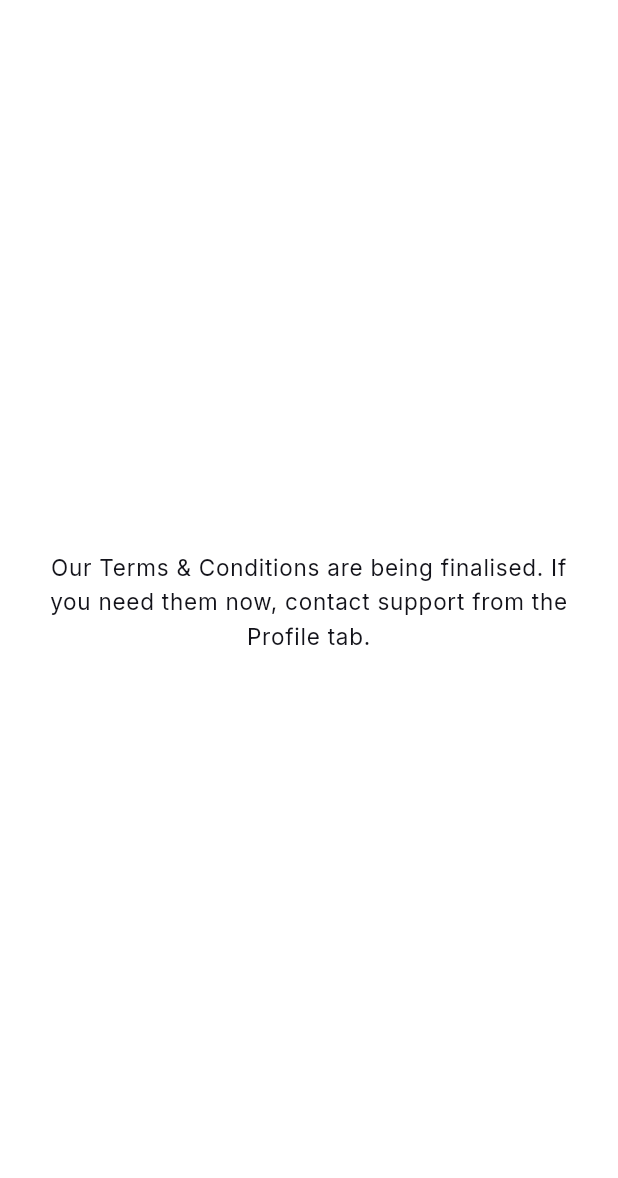
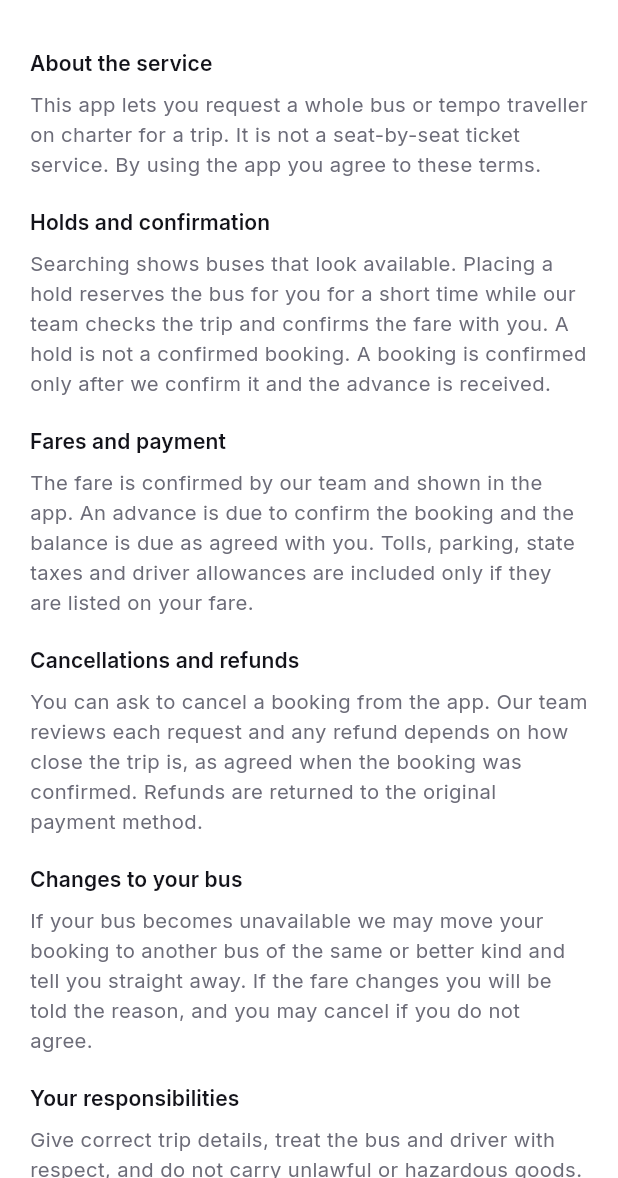
Before and after one commit to computer-forest/driveon_bus_booking, a Flutter app: the TermsPrivacyScreen screen opened directly, on a phone screen of 412 x 824 dp, the part 58-1236 px from its top. Run offline on Flutter 3.47's test engine with Material 3 defaults, Android fonts, the phone set to English and light mode, and no system bars; our stand-ins replace cached_network_image, cloud_firestore, cloud_functions, firebase_auth, firebase_core, firebase_crashlytics and 9 more; missing offline and left inert: sendotp_flutter_sdk; accounts and stored records are empty.

Commit message:
Client decisions: support number, basic terms and privacy, buffers do not block

```diff
--- a/lib/data/availability.dart
+++ b/lib/data/availability.dart
@@ -65,8 +65,8 @@ Iterable<DateTime> daysTouched(DateTime start, DateTime end) sync* {
 /// return drop, so checking [start]..[end] already covers the idle days.
 ///
 /// [bufferBefore] and [bufferAfter] widen every existing booking, so a bus
-/// is not offered too close to another trip. Both default to zero because
-/// whether buffers should block a bus is still an open client question.
+/// is not offered too close to another trip. Both default to zero: the client
+/// decided buffers do not block a bus, and staff check each booking by hand.
 bool isBusFree(
   BusRecord bus,
   DateTime start,
--- /dev/null
+++ b/lib/data/legal_defaults.dart
@@ -0,0 +1,100 @@
+import 'models.dart';
+
+/// Basic Terms & Conditions and Privacy Policy shown until staff save their
+/// own wording from the app (Configuration). Deliberately general: it states
+/// how the service works without promising figures that staff control.
+const Map<LegalKind, List<LegalSection>> legalDefaults = {
+  LegalKind.terms: [
+    LegalSection(
+      heading: 'About the service',
+      body:
+          'This app lets you request a whole bus or tempo traveller on charter for a trip. '
+          'It is not a seat-by-seat ticket service. By using the app you agree to these terms.',
+    ),
+    LegalSection(
+      heading: 'Holds and confirmation',
+      body:
+          'Searching shows buses that look available. Placing a hold reserves the bus for you for a short time '
+          'while our team checks the trip and confirms the fare with you. A hold is not a confirmed booking. '
+          'A booking is confirmed only after we confirm it and the advance is received.',
+    ),
+    LegalSection(
+      heading: 'Fares and payment',
+      body:
+          'The fare is confirmed by our team and shown in the app. An advance is due to confirm the booking and the '
+          'balance is due as agreed with you. Tolls, parking, state taxes and driver allowances are included only if '
+          'they are listed on your fare.',
+    ),
+    LegalSection(
+      heading: 'Cancellations and refunds',
+      body:
+          'You can ask to cancel a booking from the app. Our team reviews each request and any refund depends on '
+          'how close the trip is, as agreed when the booking was confirmed. Refunds are returned to the original payment method.',
+    ),
+    LegalSection(
+      heading: 'Changes to your bus',
+      body:
+          'If your bus becomes unavailable we may move your booking to another bus of the same or better kind and '
+          'tell you straight away. If the fare changes you will be told the reason, and you may cancel if you do not agree.',
+    ),
+    LegalSection(
+      heading: 'Your responsibilities',
+      body:
+          'Give correct trip details, treat the bus and driver with respect, and do not carry unlawful or hazardous goods. '
+          'You are responsible for damage to the bus caused by you or your group.',
+    ),
+    LegalSection(
+      heading: 'Liability',
+      body:
+          'We take reasonable care in arranging your trip. We are not liable for delays caused by traffic, weather, '
+          'road closures or other events outside our control, to the extent the law allows.',
+    ),
+    LegalSection(
+      heading: 'Contact',
+      body:
+          'For help with a booking, use Call or WhatsApp from Help & support in the Profile tab.',
+    ),
+  ],
+  LegalKind.privacy: [
+    LegalSection(
+      heading: 'What we collect',
+      body:
+          'Your mobile number, your name and email if you give them, your trip details and bookings, ratings you submit, '
+          'and a device token so we can send notifications to your phone.',
+    ),
+    LegalSection(
+      heading: 'Why we use it',
+      body:
+          'To sign you in, find and hold buses, confirm and manage your bookings, send you updates about them, '
+          'and improve the service. We do not sell your information.',
+    ),
+    LegalSection(
+      heading: 'Who sees it',
+      body:
+          'Our staff see your name, number and bookings so they can run your trip. The driver is given only what is '
+          'needed for the trip. We use Google Firebase and an SMS provider to store data and send sign-in codes.',
+    ),
+    LegalSection(
+      heading: 'Notifications',
+      body:
+          'We send booking updates to your phone. You can switch off optional alerts under Profile > Notification preferences.',
+    ),
+    LegalSection(
+      heading: 'Your choices',
+      body:
+          'You can edit your name and email from your profile. You can delete your account from the profile at any time; '
+          'your personal details are then removed and your past bookings are kept without your name or number for our records.',
+    ),
+    LegalSection(
+      heading: 'Security',
+      body:
+          'Your data is held on secured servers and is visible only to you and our staff. No system is perfectly secure, '
+          'so please keep your phone locked.',
+    ),
+    LegalSection(
+      heading: 'Contact',
+      body:
+          'For any privacy question, use Call or WhatsApp from Help & support in the Profile tab.',
+    ),
+  ],
+};
--- a/lib/data/models.dart
+++ b/lib/data/models.dart
@@ -69,8 +69,8 @@ class AppConfig {
     this.preBufferMinutes = 45,
     this.postBufferMinutes = 45,
     this.defaultAdvancePercent = 25,
-    this.supportPhone = '+91 98200 00000',
-    this.whatsappNumber = '+91 98200 00000',
+    this.supportPhone = '+91 99877 74832',
+    this.whatsappNumber = '+91 99877 74832',
     this.capacities = const [17, 20, 27, 30, 35, 40],
   });
 
--- a/lib/features/admin/screens/legal_editor_screen.dart
+++ b/lib/features/admin/screens/legal_editor_screen.dart
@@ -5,6 +5,7 @@ import '../../../core/utils/guarded_write.dart';
 import '../../../core/widgets/app_atoms.dart';
 import '../../../core/widgets/app_buttons.dart';
 import '../../../core/widgets/async_body.dart';
+import '../../../data/legal_defaults.dart';
 import '../../../data/models.dart';
 import '../../../data/providers.dart';
 
@@ -57,7 +58,7 @@ class _Editor extends ConsumerStatefulWidget {
 
 class _EditorState extends ConsumerState<_Editor> {
   late final List<_Draft> _drafts = [
-    for (final s in widget.initial?.sections ?? const <LegalSection>[]) _Draft(heading: s.heading, body: s.body),
+    for (final s in (widget.initial == null || widget.initial!.isEmpty) ? legalDefaults[widget.kind]! : widget.initial!.sections) _Draft(heading: s.heading, body: s.body),
   ];
   bool _saving = false;
 
@@ -106,7 +107,7 @@ class _EditorState extends ConsumerState<_Editor> {
         if (_drafts.isEmpty)
           Padding(
             padding: const EdgeInsets.only(bottom: AppSpacing.lg),
-            child: Text('Nothing here yet. Until you add text, customers are told this is being finalised.', style: textTheme.labelMedium),
+            child: Text('Nothing here. Add a section to write your own wording.', style: textTheme.labelMedium),
           ),
         for (var i = 0; i < _drafts.length; i++) ...[
           AppCard(
--- a/lib/features/admin/screens/masters_config_screen.dart
+++ b/lib/features/admin/screens/masters_config_screen.dart
@@ -148,7 +148,7 @@ class _ConfigFormState extends ConsumerState<_ConfigForm> {
         Padding(
           padding: const EdgeInsets.only(top: AppSpacing.sm),
           child: Text(
-            'Per-bus overrides are set from that bus\'s record. Buffer is never computed automatically.',
+            'Buffers are a guide for staff when confirming a trip. They do not hide a bus from search; staff check and confirm each booking by hand.',
             style: textTheme.labelMedium,
           ),
         ),
--- a/lib/features/admin/screens/reallocation_picker_screen.dart
+++ b/lib/features/admin/screens/reallocation_picker_screen.dart
@@ -12,8 +12,8 @@ import '../../../data/availability.dart';
 import '../../../data/models.dart';
 import '../../../data/providers.dart';
 
-/// REA-01..07: every bus free for the booking's exact window (including
-/// buffer), a mandatory reason, and — for a round trip — the new bus must
+/// REA-01..07: every bus free for the booking's exact window (the buffer
+/// is not counted), a mandatory reason, and — for a round trip — the new bus must
 /// be free for the entire remaining window, not just one leg.
 ///
 /// What staff decided: the bus, why, and a new fare if the cost changes.
--- a/lib/features/customer/screens/terms_privacy_screen.dart
+++ b/lib/features/customer/screens/terms_privacy_screen.dart
@@ -4,6 +4,7 @@ import '../../../core/theme/app_colors.dart';
 import '../../../core/theme/app_spacing.dart';
 import '../../../core/utils/date_format.dart';
 import '../../../core/widgets/async_body.dart';
+import '../../../data/legal_defaults.dart';
 import '../../../data/models.dart';
 import '../../../data/providers.dart';
 
@@ -26,19 +27,10 @@ class TermsPrivacyScreen extends ConsumerWidget {
       body: SafeArea(
         child: AsyncBody<LegalDocument?>(
           value: ref.watch(legalProvider(_kind)),
-          builder: (doc) {
-            if (doc == null || doc.isEmpty) {
-              return Center(
-                child: Padding(
-                  padding: const EdgeInsets.all(AppSpacing.xl),
-                  child: Text(
-                    'Our ${_kind.title} are being finalised. If you need them now, contact support from the Profile tab.',
-                    textAlign: TextAlign.center,
-                    style: textTheme.bodyLarge,
-                  ),
-                ),
-              );
-            }
+          builder: (stored) {
+            // Until staff save their own wording, the basic text applies.
+            final stock = stored == null || stored.isEmpty;
+            final doc = stock ? LegalDocument(sections: legalDefaults[_kind]!) : stored;
             final updated = doc.updatedAt;
             return ListView(
               padding: const EdgeInsets.fromLTRB(AppSpacing.xl, AppSpacing.lg, AppSpacing.xl, AppSpacing.xxl),
--- a/tools/seed/seed.json
+++ b/tools/seed/seed.json
@@ -1000,8 +1000,8 @@
       "preBufferMinutes": 45,
       "postBufferMinutes": 45,
       "defaultAdvancePercent": 25,
-      "supportPhone": "+91 98200 00000",
-      "whatsappNumber": "+91 98200 00000",
+      "supportPhone": "+91 99877 74832",
+      "whatsappNumber": "+91 99877 74832",
       "capacities": [
         17,
         20,
```
Also changed, not shown: 1 other file.
